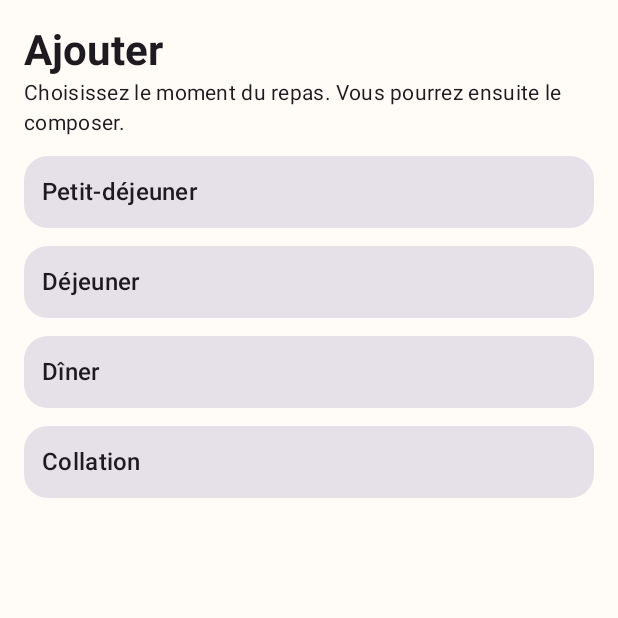
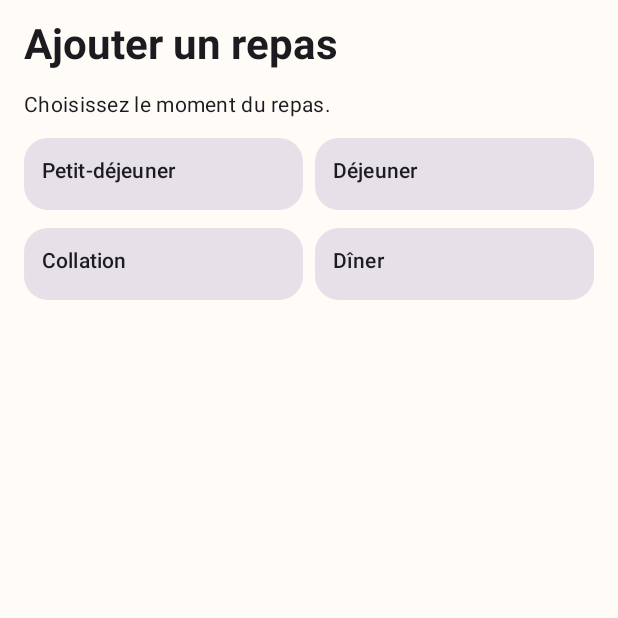
Before and after one commit to gaboriaudn/suivi-alimentation-ha, an Android app built with Jetpack Compose: the composable AddScreen shown on its own in the app's theme, on a phone screen of 412 x 824 dp, the top half of it. Run offline under Robolectric (Android 15) with nearby library versions, the light colour scheme and no system bars.

Commit message:
Compacte l’écran Ajouter et clarifie son titre

```diff
--- a/android-app/project/app/src/main/java/com/suivialimentation/android/ui/add/AddScreen.kt
+++ b/android-app/project/app/src/main/java/com/suivialimentation/android/ui/add/AddScreen.kt
@@ -3,12 +3,11 @@ package com.suivialimentation.android.ui.add
 import androidx.compose.foundation.clickable
 import androidx.compose.foundation.layout.Arrangement
 import androidx.compose.foundation.layout.Column
-import androidx.compose.foundation.layout.PaddingValues
+import androidx.compose.foundation.layout.Row
 import androidx.compose.foundation.layout.fillMaxSize
 import androidx.compose.foundation.layout.fillMaxWidth
 import androidx.compose.foundation.layout.heightIn
 import androidx.compose.foundation.layout.padding
-import androidx.compose.foundation.lazy.LazyColumn
 import androidx.compose.material3.Card
 import androidx.compose.material3.MaterialTheme
 import androidx.compose.material3.Text
@@ -19,47 +18,70 @@ import com.suivialimentation.android.ui.components.AppSpacing
 import com.suivialimentation.android.ui.components.MinimumTouchTarget
 
 /**
- * Point d'entrée provisoire de l'onglet Ajouter.
+ * Première étape de l'ajout d'un repas.
  *
- * L'architecture détaillée de cet écran sera redéfinie avec l'utilisateur.
- * En attendant, on conserve uniquement l'action principale validée : choisir
- * le moment avant de composer un repas. Les réglages de compte et les actions
- * de transformation d'un repas existant n'ont pas leur place ici.
+ * Cet écran reste volontairement court : il sert uniquement à choisir le
+ * moment. La composition du repas s'ouvre ensuite sur un écran distinct.
  */
 @Composable
 fun AddScreen(
     modifier: Modifier = Modifier,
     onAddMeal: (String) -> Unit,
 ) {
-    LazyColumn(
-        modifier = modifier.fillMaxSize(),
-        contentPadding = PaddingValues(AppSpacing.lg),
+    Column(
+        modifier = modifier
+            .fillMaxSize()
+            .padding(horizontal = AppSpacing.lg, vertical = AppSpacing.md),
         verticalArrangement = Arrangement.spacedBy(AppSpacing.md),
     ) {
-        item {
-            Text("Ajouter", style = MaterialTheme.typography.headlineMedium, fontWeight = FontWeight.Bold)
-            Text(
-                "Choisissez le moment du repas. Vous pourrez ensuite le composer.",
-                style = MaterialTheme.typography.bodyMedium,
-            )
+        Text(
+            "Ajouter un repas",
+            style = MaterialTheme.typography.headlineMedium,
+            fontWeight = FontWeight.Bold,
+        )
+        Text(
+            "Choisissez le moment du repas.",
+            style = MaterialTheme.typography.bodyMedium,
+        )
+
+        Row(
+            modifier = Modifier.fillMaxWidth(),
+            horizontalArrangement = Arrangement.spacedBy(AppSpacing.sm),
+        ) {
+            MealMomentCard("Petit-déjeuner", Modifier.weight(1f)) { onAddMeal("breakfast") }
+            MealMomentCard("Déjeuner", Modifier.weight(1f)) { onAddMeal("lunch") }
         }
-        item { MealMomentCard("Petit-déjeuner") { onAddMeal("breakfast") } }
-        item { MealMomentCard("Déjeuner") { onAddMeal("lunch") } }
-        item { MealMomentCard("Dîner") { onAddMeal("dinner") } }
-        item { MealMomentCard("Collation") { onAddMeal("snack") } }
+        Row(
+            modifier = Modifier.fillMaxWidth(),
+            horizontalArrangement = Arrangement.spacedBy(AppSpacing.sm),
+        ) {
+            MealMomentCard("Collation", Modifier.weight(1f)) { onAddMeal("snack") }
+            MealMomentCard("Dîner", Modifier.weight(1f)) { onAddMeal("dinner") }
+        }
     }
 }
 
 @Composable
-private fun MealMomentCard(label: String, onClick: () -> Unit) {
+private fun MealMomentCard(
+    label: String,
+    modifier: Modifier = Modifier,
+    onClick: () -> Unit,
+) {
     Card(
-        modifier = Modifier
-            .fillMaxWidth()
+        modifier = modifier
             .heightIn(min = MinimumTouchTarget)
             .clickable(onClick = onClick),
     ) {
-        Column(Modifier.padding(AppSpacing.md)) {
-            Text(label, style = MaterialTheme.typography.titleMedium, fontWeight = FontWeight.SemiBold)
+        Column(
+            modifier = Modifier
+                .fillMaxWidth()
+                .padding(AppSpacing.md),
+        ) {
+            Text(
+                label,
+                style = MaterialTheme.typography.titleSmall,
+                fontWeight = FontWeight.SemiBold,
+            )
         }
     }
 }
```
